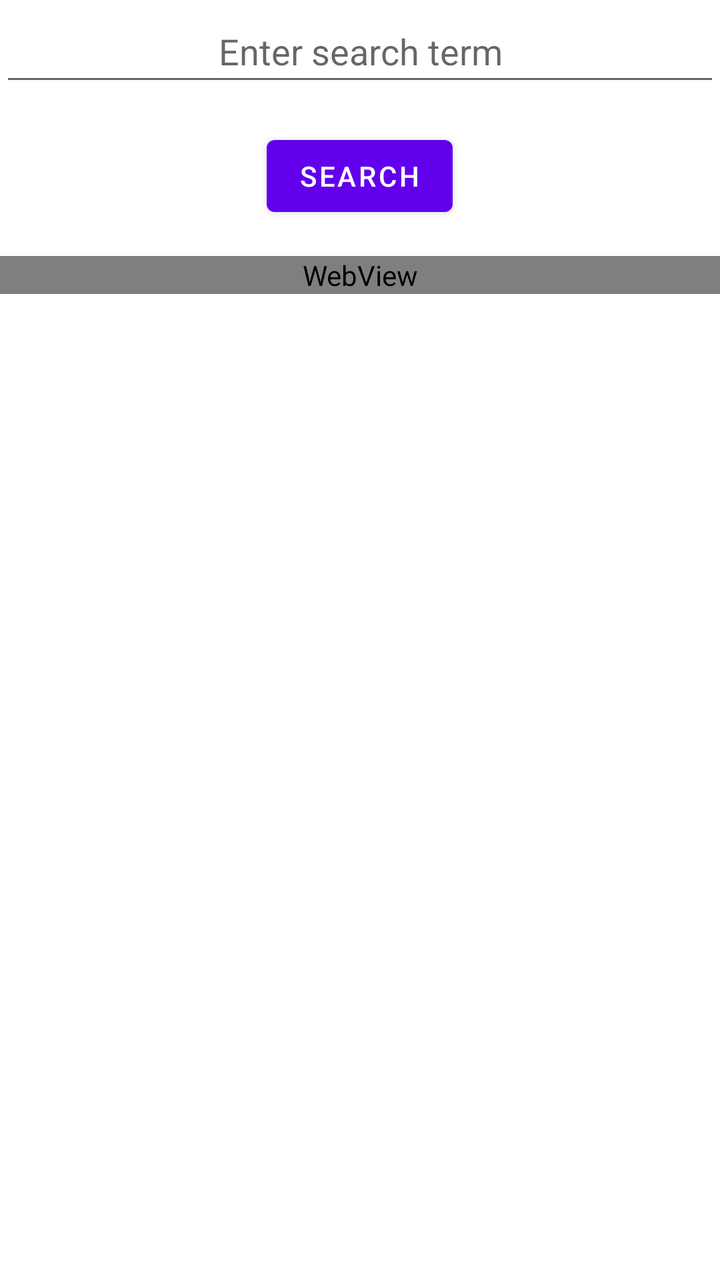
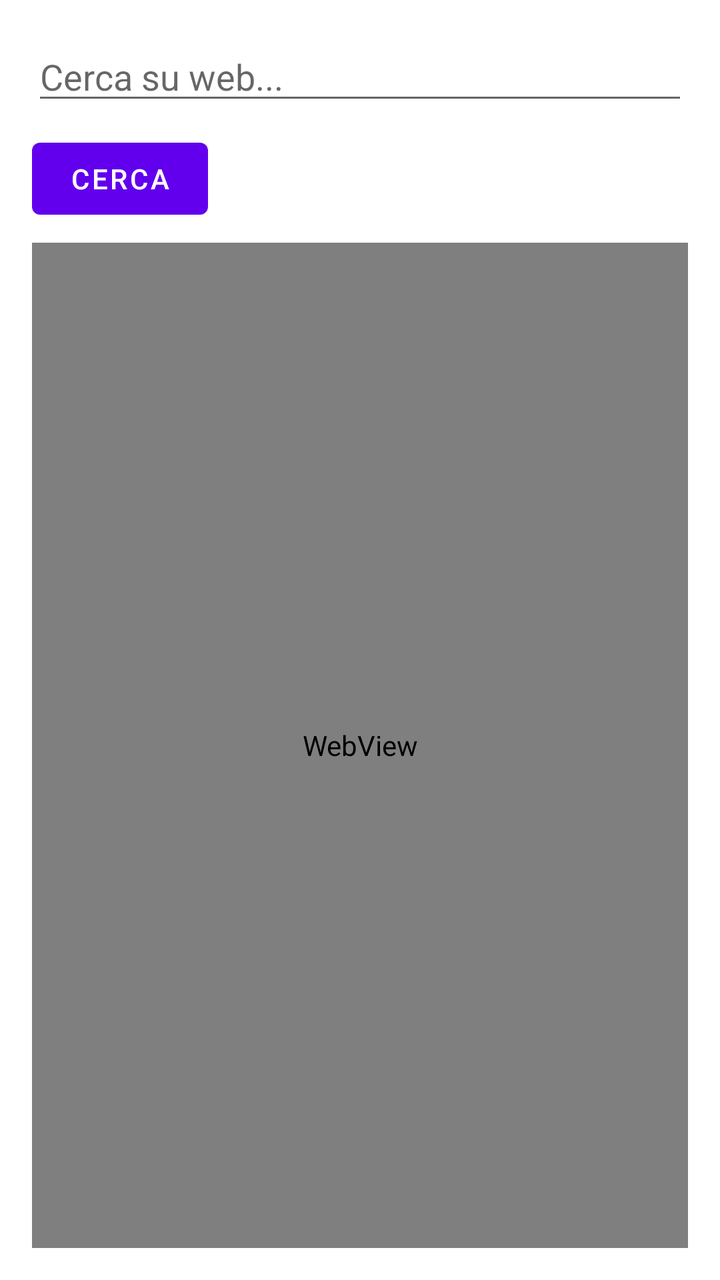

Screens rendered from an Android XML layout before and after an edit, with the pre-edit source and the edit as a unified diff.
<!-- AndroidManifest.xml: application theme Theme.ExamApplication -->
<!-- res/layout/fragment_research.xml -->
<?xml version="1.0" encoding="utf-8"?>
<androidx.core.widget.NestedScrollView xmlns:android="http://schemas.android.com/apk/res/android"
    android:layout_width="match_parent"
    android:layout_height="match_parent">

    <RelativeLayout
        android:layout_width="match_parent"
        android:layout_height="match_parent"
        android:gravity="center"
        android:orientation="vertical">

        

        <EditText
            android:id="@+id/editTextSearch"
            android:layout_width="match_parent"
            android:layout_height="wrap_content"
            android:gravity="center"
            android:hint="Enter search term"
            android:inputType="text"
            android:maxLines="1"
            android:minHeight="48dp" />

        <Button
            android:id="@+id/searchButton"
            android:layout_width="wrap_content"
            android:layout_height="wrap_content"
            android:layout_below="@id/editTextSearch"
            android:text="Search"
            android:layout_marginTop="16dp"
            android:layout_centerHorizontal="true" />


        
        <WebView
            android:id="@+id/resultWebView"
            android:layout_width="match_parent"
            android:layout_height="wrap_content"
            android:layout_below="@id/searchButton"
            android:layout_marginTop="16dp" />

    </RelativeLayout>

</androidx.core.widget.NestedScrollView>
<!-- resources referenced by this layout -->
<resources>
  <style name="Theme.ExamApplication" parent="Theme.MaterialComponents.DayNight.NoActionBar">
          
          <item name="colorPrimary">@color/purple_500</item>
          <item name="colorPrimaryVariant">@color/purple_700</item>
          <item name="colorOnPrimary">@color/white</item>
          
          <item name="colorSecondary">@color/teal_200</item>
          <item name="colorSecondaryVariant">@color/teal_700</item>
          <item name="colorOnSecondary">@color/black</item>
          
          <item name="android:statusBarColor">?attr/colorPrimaryVariant</item>
          
      </style>
  <color name="purple_500">#FF6200EE</color>
  <color name="purple_700">#FF3700B3</color>
  <color name="white">#FFFFFFFF</color>
  <color name="teal_200">#FF03DAC5</color>
  <color name="teal_700">#FF018786</color>
  <color name="black">#FF000000</color>
</resources>

<!-- the commit's change to res/layout/fragment_research.xml (unified diff, before → after) -->
@@ -1,44 +1,26 @@
-<?xml version="1.0" encoding="utf-8"?>
-<androidx.core.widget.NestedScrollView xmlns:android="http://schemas.android.com/apk/res/android"
+<LinearLayout xmlns:android="http://schemas.android.com/apk/res/android"
+    android:orientation="vertical"
+    android:padding="16dp"
     android:layout_width="match_parent"
     android:layout_height="match_parent">
 
-    <RelativeLayout
+    <EditText
+        android:id="@+id/editTextSearch"
         android:layout_width="match_parent"
-        android:layout_height="match_parent"
-        android:gravity="center"
-        android:orientation="vertical">
+        android:layout_height="wrap_content"
+        android:hint="Cerca su web..." />
 
-        
+    <Button
+        android:id="@+id/searchButton"
+        android:layout_width="wrap_content"
+        android:layout_height="wrap_content"
+        android:text="Cerca"
+        android:layout_marginTop="8dp" />
 
-        <EditText
-            android:id="@+id/editTextSearch"
-            android:layout_width="match_parent"
-            android:layout_height="wrap_content"
-            android:gravity="center"
-            android:hint="Enter search term"
-            android:inputType="text"
-            android:maxLines="1"
-            android:minHeight="48dp" />
-
-        <Button
-            android:id="@+id/searchButton"
-            android:layout_width="wrap_content"
-            android:layout_height="wrap_content"
-            android:layout_below="@id/editTextSearch"
-            android:text="Search"
-            android:layout_marginTop="16dp"
-            android:layout_centerHorizontal="true" />
-
-
-        
-        <WebView
-            android:id="@+id/resultWebView"
-            android:layout_width="match_parent"
-            android:layout_height="wrap_content"
-            android:layout_below="@id/searchButton"
-            android:layout_marginTop="16dp" />
-
-    </RelativeLayout>
-
-</androidx.core.widget.NestedScrollView>
+    <WebView
+        android:id="@+id/resultWebView"
+        android:layout_width="match_parent"
+        android:layout_height="0dp"
+        android:layout_weight="1"
+        android:layout_marginTop="8dp" />
+</LinearLayout>
